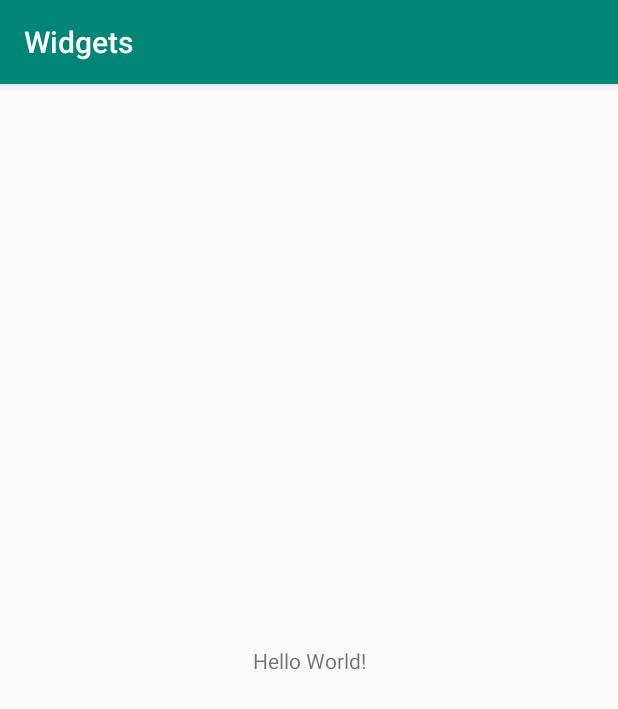
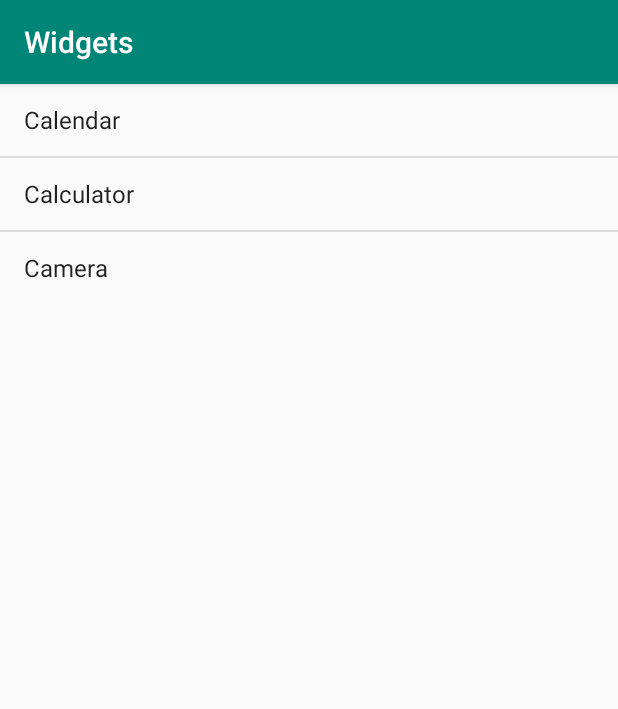
Before and after one commit to SaiLakshmiBharathiJandhyala/BasicWidget, an Android app: the screen it shows after launch (MainActivity), on a phone screen of 412 x 824 dp. Shown: the top 709 px of the screen. Run offline under Robolectric (Android 15) with nearby library versions, the phone set to English and light mode, and no system bars.

```diff
--- a/app/src/main/AndroidManifest.xml
+++ b/app/src/main/AndroidManifest.xml
@@ -18,7 +18,9 @@
                 <category android:name="android.intent.category.LAUNCHER" />
             </intent-filter>
         </activity>
+        <!--Reciever to listen the updates from the widget-->
         <receiver android:name=".SampleWidget">
+
             <intent-filter>
                 <action android:name="android.appwidget.action.APPWIDGET_UPDATE" />
             </intent-filter>
--- a/app/src/main/java/com/example/widgets/MainActivity.java
+++ b/app/src/main/java/com/example/widgets/MainActivity.java
@@ -1,13 +1,49 @@
 package com.example.widgets;
 
+import android.appwidget.AppWidgetManager;
+import android.content.ComponentName;
+import android.content.Intent;
+import android.content.SharedPreferences;
 import android.os.Bundle;
 import android.support.v7.app.AppCompatActivity;
+import android.view.View;
+import android.widget.AdapterView;
+import android.widget.ListView;
 
 public class MainActivity extends AppCompatActivity {
+    ListView listView;
+    SharedPreferences preferences;
+    SharedPreferences.Editor editor;
 
     @Override
     protected void onCreate(Bundle savedInstanceState) {
         super.onCreate(savedInstanceState);
         setContentView(R.layout.activity_main);
+        listView = findViewById(R.id.list);
+        preferences = getSharedPreferences(getPackageName(), MODE_PRIVATE);
+        editor = preferences.edit();
+        listView.setOnItemClickListener(new AdapterView.OnItemClickListener() {
+            @Override
+            public void onItemClick(AdapterView<?> parent, View view, int position, long id) {
+                String s = parent.getItemAtPosition(position).toString();
+                /*you can also get the same function with this code
+                 * String s=parent.getItemAtPosition(position).toString()*/
+                editor.putString(getPackageName(), s);
+                /* you can use apply() instead of commit on shared preferences.
+                 *as commit blocks and writes its data to persistent storage immediately,
+                 *apply will handle it in the background. */
+                editor.apply();
+
+
+                Intent intent = new Intent(MainActivity.this, SampleWidget.class);
+                intent.setAction(AppWidgetManager.ACTION_APPWIDGET_UPDATE);
+                int[] ids = AppWidgetManager.getInstance(MainActivity.this).getAppWidgetIds(new ComponentName(getApplicationContext(), SampleWidget.class));
+                intent.putExtra(AppWidgetManager.EXTRA_APPWIDGET_IDS, ids);
+                sendBroadcast(intent);
+
+
+            }
+        });
+
     }
 }
--- a/app/src/main/res/layout/activity_main.xml
+++ b/app/src/main/res/layout/activity_main.xml
@@ -1,18 +1,14 @@
 <?xml version="1.0" encoding="utf-8"?>
-<android.support.constraint.ConstraintLayout xmlns:android="http://schemas.android.com/apk/res/android"
-    xmlns:app="http://schemas.android.com/apk/res-auto"
+<LinearLayout xmlns:android="http://schemas.android.com/apk/res/android"
     xmlns:tools="http://schemas.android.com/tools"
     android:layout_width="match_parent"
     android:layout_height="match_parent"
     tools:context=".MainActivity">
 
-    <TextView
+    <ListView
+        android:id="@+id/list"
         android:layout_width="wrap_content"
         android:layout_height="wrap_content"
-        android:text="Hello World!"
-        app:layout_constraintBottom_toBottomOf="parent"
-        app:layout_constraintLeft_toLeftOf="parent"
-        app:layout_constraintRight_toRightOf="parent"
-        app:layout_constraintTop_toTopOf="parent" />
+        android:entries="@array/myWidgetList" />
 
-</android.support.constraint.ConstraintLayout>
+</LinearLayout>
--- a/app/src/main/res/values/strings.xml
+++ b/app/src/main/res/values/strings.xml
@@ -1,3 +1,11 @@
 <resources>
     <string name="app_name">Widgets</string>
+    <string-array name="myWidgetList">
+        <!--Items in your widget list-->
+        <!--TODO ADD YOUR SPECIFIC LIST ELEMENTS-->
+        <item>Calendar</item>
+        <item>Calculator</item>
+        <item>Camera</item>
+    </string-array>
+
 </resources>
```
Also changed, not shown: app/src/main/java/com/example/widgets/SampleWidget.java (+10 -2 lines), app/src/main/res/layout/widegt_design.xml (+0 -9 lines).
